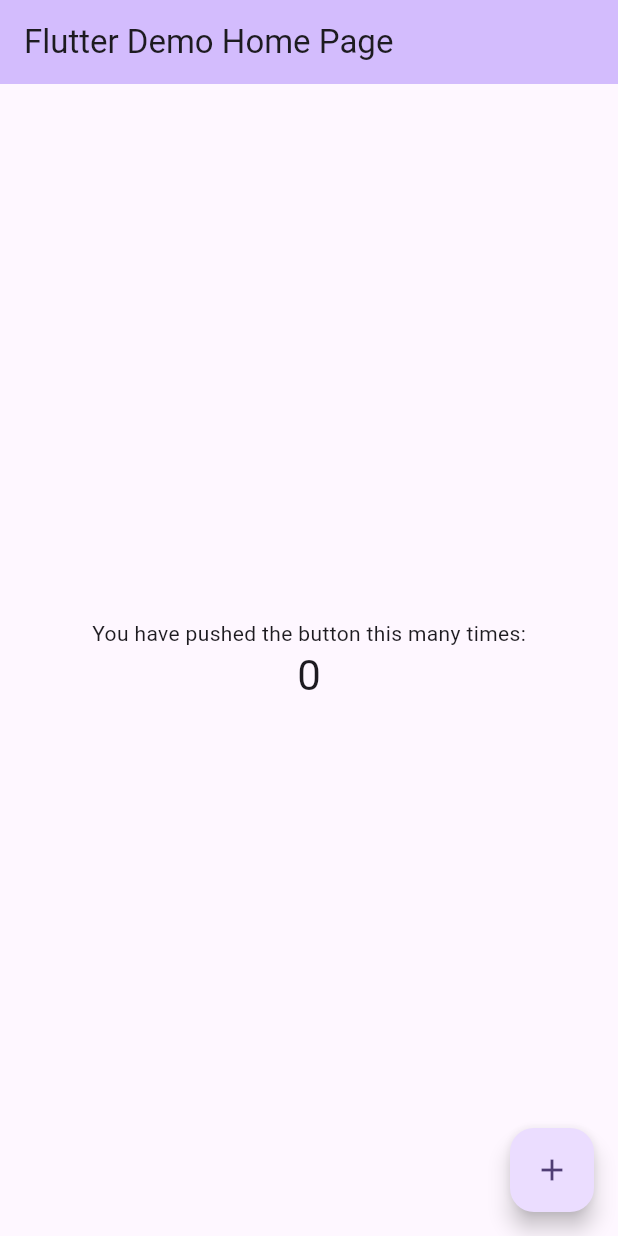
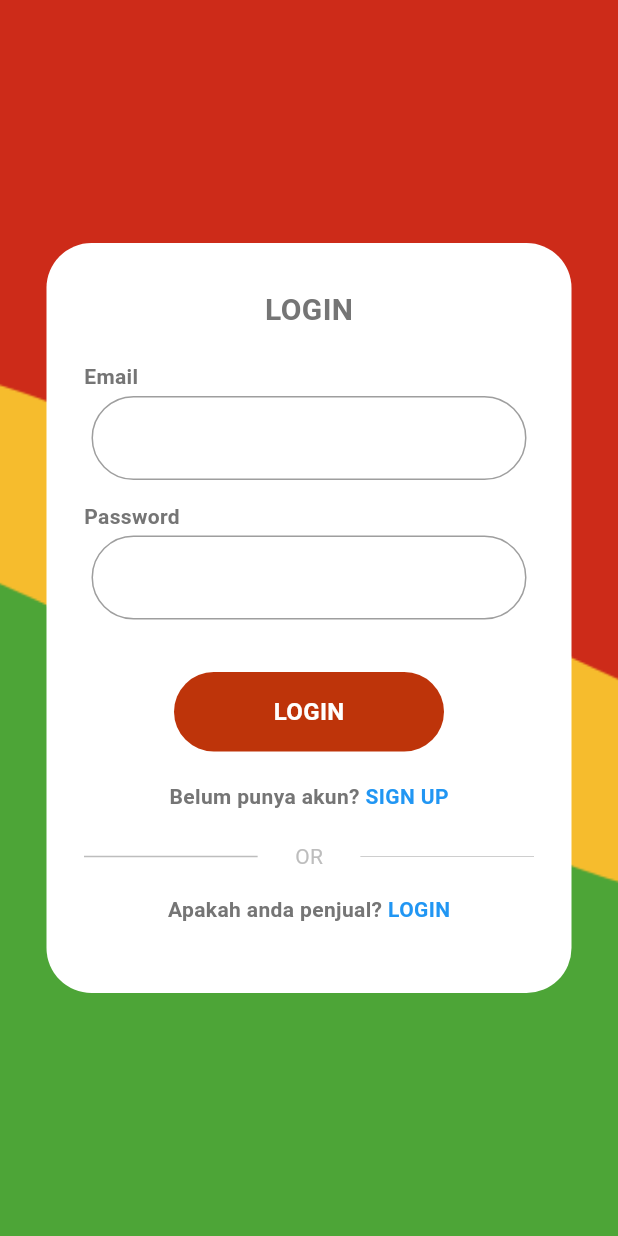
Before and after one commit to RusterF/AplikasiMobileMatematis, a Flutter app: the screen it shows after launch, on a phone screen of 412 x 824 dp. Run offline on Flutter 3.47's test engine with Material 3 defaults, Android fonts, the light colour scheme and no system bars; our stand-ins replace get.

Commit message:
first commit

```diff
--- /dev/null
+++ b/lib/authentication/login_screen.dart
@@ -0,0 +1,191 @@
+import 'package:flutter/material.dart';
+import 'package:get/get.dart';
+import 'package:kuliah_tpm/components/my_button.dart';
+import 'package:kuliah_tpm/components/my_textfield.dart';
+import 'package:kuliah_tpm/authentication/signup_screen.dart';
+//import 'package:kuliah_tpm/users/fragments/dashboard_of_fragments.dart';
+
+class LoginScreen extends StatefulWidget {
+  const LoginScreen({super.key});
+
+  @override
+  State<LoginScreen> createState() => _LoginScreenState();
+}
+
+class _LoginScreenState extends State<LoginScreen> {
+  var formKey = GlobalKey<FormState>();
+  var emailController = TextEditingController();
+  var passwordController = TextEditingController();
+
+  @override
+  Widget build(BuildContext context) {
+    return Container(
+        decoration: const BoxDecoration(
+          image: DecorationImage(
+            image: AssetImage('lib/assets/images/background1.png'),
+            fit: BoxFit.cover,
+          ),
+        ),
+        child: Scaffold(
+          backgroundColor: Colors.transparent,
+          body: SafeArea(
+            child: Center(
+              child: Container(
+                width: 350, // Adjust width as needed
+                height: 500, // Adjust height as needed
+                decoration: BoxDecoration(
+                  color: Colors.white,
+                  borderRadius: BorderRadius.circular(
+                      30), // Half of width or height for a circle
+                ),
+                child: SingleChildScrollView(
+                  child: Column(
+                    mainAxisAlignment: MainAxisAlignment.center,
+                    children: [
+                      const SizedBox(height: 30),
+                      Text(
+                        'LOGIN',
+                        style: TextStyle(
+                          fontSize: 20,
+                          fontWeight: FontWeight.bold,
+                          color: Colors.grey[600],
+                        ),
+                      ),
+                      const SizedBox(height: 20),
+                      Padding(
+                        padding: const EdgeInsets.symmetric(horizontal: 25.0),
+                        child: Row(
+                          mainAxisAlignment: MainAxisAlignment.start,
+                          children: [
+                            Text(
+                              'Email',
+                              style: TextStyle(
+                                  color: Colors.grey[600],
+                                  fontWeight: FontWeight.bold),
+                            ),
+                          ],
+                        ),
+                      ),
+                      const SizedBox(height: 3),
+                      MyTextField(
+                        controller: emailController,
+                        hintText: '',
+                        obscureText: false,
+                      ),
+                      const SizedBox(height: 14),
+                      Padding(
+                        padding: const EdgeInsets.symmetric(horizontal: 25.0),
+                        child: Row(
+                          mainAxisAlignment: MainAxisAlignment.start,
+                          children: [
+                            Text(
+                              'Password',
+                              style: TextStyle(
+                                  color: Colors.grey[600],
+                                  fontWeight: FontWeight.bold),
+                            ),
+                          ],
+                        ),
+                      ),
+                      const SizedBox(height: 3),
+                      MyTextField(
+                        controller: passwordController,
+                        hintText: '',
+                        obscureText: true,
+                      ),
+                      const SizedBox(height: 35),
+                      MyButton(
+                        text: "LOGIN",
+                        onTap: () {
+                        //  Get.to(DashboardOfFragments());
+                        },
+                      ),
+                      const SizedBox(height: 20),
+                      Padding(
+                        padding: const EdgeInsets.symmetric(horizontal: 25.0),
+                        child: Row(
+                          mainAxisAlignment: MainAxisAlignment.center,
+                          children: [
+                            Text(
+                              'Belum punya akun? ',
+                              style: TextStyle(
+                                  color: Colors.grey[600],
+                                  fontWeight: FontWeight.bold),
+                            ),
+                            GestureDetector(
+                              onTap: () {
+                                Get.to(SignUpScreen());
+                              },
+                              child: const Text(
+                                'SIGN UP',
+                                style: TextStyle(
+                                    color: Colors.blue,
+                                    fontWeight: FontWeight.bold),
+                              ),
+                            )
+                          ],
+                        ),
+                      ),
+                      const SizedBox(height: 20),
+                      Padding(
+                        padding: const EdgeInsets.symmetric(horizontal: 25.0),
+                        child: Row(
+                          children: [
+                            Expanded(
+                              child: Divider(
+                                thickness: 1,
+                                color: Colors.grey[400],
+                              ),
+                            ),
+                            Padding(
+                              padding:
+                                  const EdgeInsets.symmetric(horizontal: 10.0),
+                              child: Text(
+                                '    OR    ',
+                                style: TextStyle(color: Colors.grey[400]),
+                              ),
+                            ),
+                            Expanded(
+                              child: Divider(
+                                thickness: 0.5,
+                                color: Colors.grey[400],
+                              ),
+                            ),
+                          ],
+                        ),
+                      ),
+                      const SizedBox(height: 15),
+                      Padding(
+                        padding: const EdgeInsets.symmetric(horizontal: 25.0),
+                        child: Row(
+                          mainAxisAlignment: MainAxisAlignment.center,
+                          children: [
+                            Text(
+                              'Apakah anda penjual? ',
+                              style: TextStyle(
+                                  color: Colors.grey[600],
+                                  fontWeight: FontWeight.bold),
+                            ),
+                            GestureDetector(
+                              onTap: () {
+                          //      Get.to(DashboardOfFragments());
+                              },
+                              child: const Text(
+                                'LOGIN',
+                                style: TextStyle(
+                                    color: Colors.blue,
+                                    fontWeight: FontWeight.bold),
+                              ),
+                            )
+                          ],
+                        ),
+                      ),
+                    ],
+                  ),
+                ),
+              ),
+            ),
+          ),
+        ));
+  }
+}
--- /dev/null
+++ b/lib/components/my_button.dart
@@ -0,0 +1,33 @@
+import 'package:flutter/material.dart';
+
+class MyButton extends StatelessWidget {
+  final Function()? onTap;
+  final String text;
+
+  const MyButton({super.key, required this.onTap, required this.text});
+
+  @override
+  Widget build(BuildContext context) {
+    return GestureDetector(
+      onTap: onTap,
+      child: Container(
+        padding: const EdgeInsets.all(15),
+        margin: const EdgeInsets.symmetric(horizontal: 85),
+        decoration: BoxDecoration(
+          color: const Color.fromARGB(246, 188, 45, 1),
+          borderRadius: BorderRadius.circular(30),
+        ),
+        child:  Center(
+          child: Text(
+            text,
+            style: const TextStyle(
+              color: Colors.white,
+              fontWeight: FontWeight.bold,
+              fontSize: 16,
+            ),
+          ),
+        ),
+      ),
+    );
+  }
+}
--- /dev/null
+++ b/lib/components/my_textfield.dart
@@ -0,0 +1,42 @@
+import 'package:flutter/material.dart';
+
+class MyTextField extends StatelessWidget {
+  final controller;
+  final String hintText;
+  final bool obscureText;
+  final IconData? icon;
+
+  const MyTextField({
+    super.key,
+    required this.controller,
+    required this.hintText,
+    required this.obscureText,
+    this.icon,
+  });
+
+  @override
+  Widget build(BuildContext context) {
+    return Padding(
+      padding: const EdgeInsets.symmetric(horizontal: 30.0),
+      child: TextField(
+        controller: controller,
+        obscureText: obscureText,
+        decoration: InputDecoration(
+          enabledBorder: OutlineInputBorder(
+            borderSide: BorderSide(color: Colors.grey),
+            borderRadius: BorderRadius.circular(30),
+          ),
+          focusedBorder: OutlineInputBorder(
+            borderSide: BorderSide(color: Colors.grey),
+            borderRadius: BorderRadius.circular(30),
+          ),
+          fillColor: Colors.white,
+          filled: true,
+          hintText: hintText,
+          hintStyle: TextStyle(color: Colors.grey[500]),
+          prefixIcon: icon != null ? Icon(icon) : null,
+        ),
+      ),
+    );
+  }
+}
--- a/lib/main.dart
+++ b/lib/main.dart
@@ -1,4 +1,6 @@
 import 'package:flutter/material.dart';
+import 'package:kuliah_tpm/authentication/login_screen.dart';
+import 'package:get/get.dart';
 
 void main() {
   runApp(const MyApp());
@@ -10,113 +12,18 @@ class MyApp extends StatelessWidget {
   // This widget is the root of your application.
   @override
   Widget build(BuildContext context) {
-    return MaterialApp(
-      title: 'Flutter Demo',
+    return GetMaterialApp(
+      title: 'KuliahTPM',
       theme: ThemeData(
-        // This is the theme of your application.
-        //
-        // TRY THIS: Try running your application with "flutter run". You'll see
-        // the application has a purple toolbar. Then, without quitting the app,
-        // try changing the seedColor in the colorScheme below to Colors.green
-        // and then invoke "hot reload" (save your changes or press the "hot
-        // reload" button in a Flutter-supported IDE, or press "r" if you used
-        // the command line to start the app).
-        //
-        // Notice that the counter didn't reset back to zero; the application
-        // state is not lost during the reload. To reset the state, use hot
-        // restart instead.
-        //
-        // This works for code too, not just values: Most code changes can be
-        // tested with just a hot reload.
         colorScheme: ColorScheme.fromSeed(seedColor: Colors.deepPurple),
+        useMaterial3: true,
       ),
-      home: const MyHomePage(title: 'Flutter Demo Home Page'),
+      home: FutureBuilder(
+        future: null,
+        builder: (context, dataSnapshot) {
+          return LoginScreen();
+        },
+      ),
     );
   }
 }
-
-class MyHomePage extends StatefulWidget {
-  const MyHomePage({super.key, required this.title});
-
-  // This widget is the home page of your application. It is stateful, meaning
-  // that it has a State object (defined below) that contains fields that affect
-  // how it looks.
-
-  // This class is the configuration for the state. It holds the values (in this
-  // case the title) provided by the parent (in this case the App widget) and
-  // used by the build method of the State. Fields in a Widget subclass are
-  // always marked "final".
-
-  final String title;
-
-  @override
-  State<MyHomePage> createState() => _MyHomePageState();
-}
-
-class _MyHomePageState extends State<MyHomePage> {
-  int _counter = 0;
-
-  void _incrementCounter() {
-    setState(() {
-      // This call to setState tells the Flutter framework that something has
-      // changed in this State, which causes it to rerun the build method below
-      // so that the display can reflect the updated values. If we changed
-      // _counter without calling setState(), then the build method would not be
-      // called again, and so nothing would appear to happen.
-      _counter++;
-    });
-  }
-
-  @override
-  Widget build(BuildContext context) {
-    // This method is rerun every time setState is called, for instance as done
-    // by the _incrementCounter method above.
-    //
-    // The Flutter framework has been optimized to make rerunning build methods
-    // fast, so that you can just rebuild anything that needs updating rather
-    // than having to individually change instances of widgets.
-    return Scaffold(
-      appBar: AppBar(
-        // TRY THIS: Try changing the color here to a specific color (to
-        // Colors.amber, perhaps?) and trigger a hot reload to see the AppBar
-        // change color while the other colors stay the same.
-        backgroundColor: Theme.of(context).colorScheme.inversePrimary,
-        // Here we take the value from the MyHomePage object that was created by
-        // the App.build method, and use it to set our appbar title.
-        title: Text(widget.title),
-      ),
-      body: Center(
-        // Center is a layout widget. It takes a single child and positions it
-        // in the middle of the parent.
-        child: Column(
-          // Column is also a layout widget. It takes a list of children and
-          // arranges them vertically. By default, it sizes itself to fit its
-          // children horizontally, and tries to be as tall as its parent.
-          //
-          // Column has various properties to control how it sizes itself and
-          // how it positions its children. Here we use mainAxisAlignment to
-          // center the children vertically; the main axis here is the vertical
-          // axis because Columns are vertical (the cross axis would be
-          // horizontal).
-          //
-          // TRY THIS: Invoke "debug painting" (choose the "Toggle Debug Paint"
-          // action in the IDE, or press "p" in the console), to see the
-          // wireframe for each widget.
-          mainAxisAlignment: MainAxisAlignment.center,
-          children: <Widget>[
-            const Text('You have pushed the button this many times:'),
-            Text(
-              '$_counter',
-              style: Theme.of(context).textTheme.headlineMedium,
-            ),
-          ],
-        ),
-      ),
-      floatingActionButton: FloatingActionButton(
-        onPressed: _incrementCounter,
-        tooltip: 'Increment',
-        child: const Icon(Icons.add),
-      ), // This trailing comma makes auto-formatting nicer for build methods.
-    );
-  }
-}
```
Also changed, not shown: lib/authentication/signup_screen.dart (added, +225 -0 lines), lib/components/square_tile.dart (added, +46 -0 lines), pubspec.yaml (+6 -6 lines), lib/assets/images/apple.png (added), lib/assets/images/background1.png (added), lib/assets/images/background2.png (added), lib/assets/images/background3.png (added), lib/assets/images/backgroundUpper.png (added), lib/assets/images/dashboard.png (added), lib/assets/images/google.png (added), lib/assets/images/loading.png (added), lib/assets/images/login.png (added), lib/assets/images/warmeats.png (added), lib/assets/images/warmeatsClear.png (added), 1 more files.
